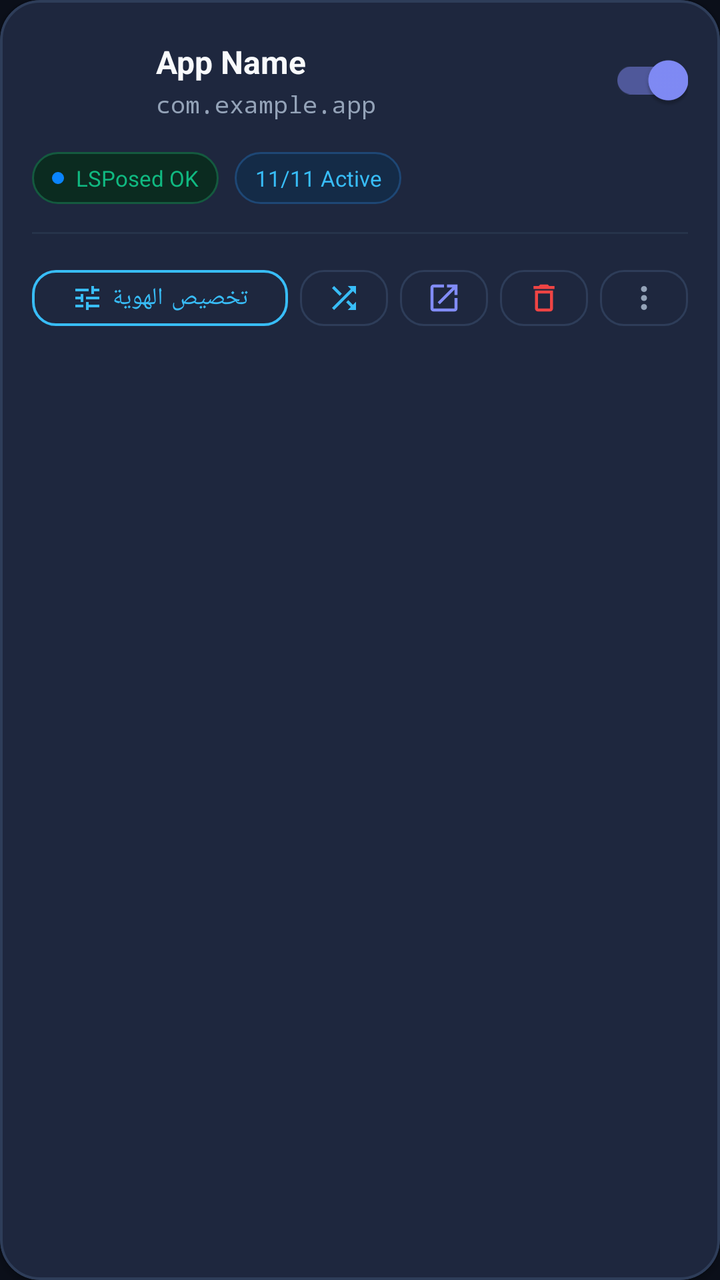
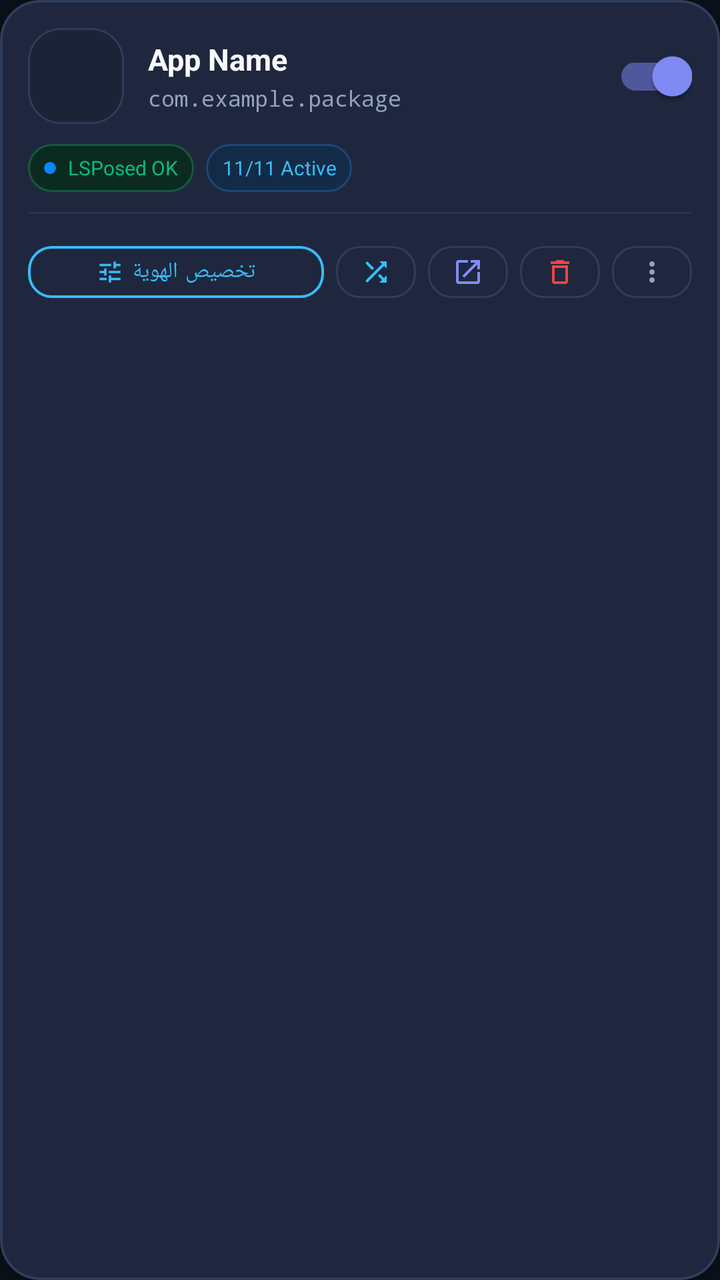

An Android layout rendered at two revisions. The XML below is the earlier revision; the diff shows what the commit changed to produce the second picture.
<!-- AndroidManifest.xml: application theme Theme.DeviceResetSpoofer -->
<!-- res/layout/item_target_app.xml -->
<?xml version="1.0" encoding="utf-8"?>
<com.google.android.material.card.MaterialCardView
    xmlns:android="http://schemas.android.com/apk/res/android"
    xmlns:app="http://schemas.android.com/apk/res-auto"
    android:layout_width="match_parent"
    android:layout_height="wrap_content"
    android:layout_marginStart="14dp"
    android:layout_marginEnd="14dp"
    android:layout_marginTop="6dp"
    android:layout_marginBottom="8dp"
    android:clickable="true"
    android:focusable="true"
    android:foreground="?android:attr/selectableItemBackground"
    app:cardBackgroundColor="@color/surface_card"
    app:cardCornerRadius="20dp"
    app:cardElevation="2dp"
    app:strokeColor="@color/card_stroke"
    app:strokeWidth="1.2dp">

    <LinearLayout
        android:layout_width="match_parent"
        android:layout_height="wrap_content"
        android:orientation="vertical"
        android:padding="16dp">

        
        <LinearLayout
            android:layout_width="match_parent"
            android:layout_height="wrap_content"
            android:orientation="horizontal"
            android:gravity="center_vertical">

            <ImageView
                android:id="@+id/iv_app_icon"
                android:layout_width="48dp"
                android:layout_height="48dp"
                android:scaleType="fitCenter"
                android:contentDescription="@string/app_name"
                android:layout_marginEnd="14dp"/>

            <LinearLayout
                android:layout_width="0dp"
                android:layout_height="wrap_content"
                android:layout_weight="1"
                android:orientation="vertical">

                <TextView
                    android:id="@+id/tv_app_name"
                    android:layout_width="match_parent"
                    android:layout_height="wrap_content"
                    android:textColor="@color/text_primary"
                    android:textSize="16sp"
                    android:textStyle="bold"
                    android:maxLines="1"
                    android:ellipsize="end"
                    android:text="App Name"/>

                <TextView
                    android:id="@+id/tv_app_package"
                    android:layout_width="match_parent"
                    android:layout_height="wrap_content"
                    android:textColor="@color/text_secondary"
                    android:textSize="12sp"
                    android:fontFamily="monospace"
                    android:maxLines="1"
                    android:ellipsize="end"
                    android:layout_marginTop="2dp"
                    android:text="com.example.app"/>
            </LinearLayout>

            <com.google.android.material.switchmaterial.SwitchMaterial
                android:id="@+id/switch_spoof_enable"
                android:layout_width="wrap_content"
                android:layout_height="wrap_content"
                android:checked="true"/>
        </LinearLayout>

        
        <LinearLayout
            android:id="@+id/layout_tags_row"
            android:layout_width="match_parent"
            android:layout_height="wrap_content"
            android:orientation="horizontal"
            android:gravity="center_vertical"
            android:layout_marginTop="12dp">

            
            <LinearLayout
                android:id="@+id/container_scope_badge"
                android:layout_width="wrap_content"
                android:layout_height="26dp"
                android:background="@drawable/bg_badge_pill_green"
                android:orientation="horizontal"
                android:gravity="center_vertical"
                android:paddingStart="10dp"
                android:paddingEnd="10dp"
                android:layout_marginEnd="8dp">

                <View
                    android:id="@+id/view_scope_dot"
                    android:layout_width="6dp"
                    android:layout_height="6dp"
                    android:background="@drawable/status_dot"
                    android:layout_marginEnd="6dp"/>

                <TextView
                    android:id="@+id/tv_scope_status"
                    android:layout_width="wrap_content"
                    android:layout_height="wrap_content"
                    android:textColor="@color/accent_green"
                    android:textSize="11sp"
                    android:text="LSPosed OK"/>
            </LinearLayout>

            
            <TextView
                android:id="@+id/tv_active_items_summary"
                android:layout_width="wrap_content"
                android:layout_height="26dp"
                android:background="@drawable/bg_badge_pill"
                android:gravity="center"
                android:paddingStart="10dp"
                android:paddingEnd="10dp"
                android:textColor="@color/primary"
                android:textSize="11sp"
                android:singleLine="true"
                android:text="11/11 Active"/>
        </LinearLayout>

        
        <View
            android:layout_width="match_parent"
            android:layout_height="1dp"
            android:background="@color/divider"
            android:layout_marginTop="14dp"
            android:layout_marginBottom="12dp"/>

        
        <LinearLayout
            android:layout_width="match_parent"
            android:layout_height="wrap_content"
            android:orientation="horizontal"
            android:gravity="center_vertical">

            
            <com.google.android.material.button.MaterialButton
                android:id="@+id/btn_customize_items"
                style="@style/Widget.MaterialComponents.Button.OutlinedButton"
                android:layout_width="0dp"
                android:layout_height="40dp"
                android:layout_weight="1"
                android:text="@string/customize_spoof"
                android:textSize="12sp"
                android:textColor="@color/primary"
                app:icon="@drawable/ic_tune"
                app:iconTint="@color/primary"
                app:iconSize="16dp"
                app:iconGravity="textStart"
                app:strokeColor="@color/primary"
                app:strokeWidth="1.2dp"
                app:cornerRadius="12dp"
                android:paddingLeft="6dp"
                android:paddingRight="6dp"
                android:layout_marginEnd="6dp"/>

            
            <com.google.android.material.button.MaterialButton
                android:id="@+id/btn_quick_random"
                style="@style/Widget.MaterialComponents.Button.OutlinedButton"
                android:layout_width="44dp"
                android:layout_height="40dp"
                app:icon="@drawable/ic_shuffle"
                app:iconTint="@color/primary"
                app:iconSize="18dp"
                app:iconGravity="textStart"
                app:iconPadding="0dp"
                android:padding="0dp"
                app:strokeColor="@color/card_stroke"
                app:strokeWidth="1dp"
                app:cornerRadius="12dp"
                android:contentDescription="@string/randomize_selected"
                android:layout_marginEnd="6dp"/>

            
            <com.google.android.material.button.MaterialButton
                android:id="@+id/btn_launch_app"
                style="@style/Widget.MaterialComponents.Button.OutlinedButton"
                android:layout_width="44dp"
                android:layout_height="40dp"
                app:icon="@drawable/ic_launch"
                app:iconTint="@color/secondary"
                app:iconSize="18dp"
                app:iconGravity="textStart"
                app:iconPadding="0dp"
                android:padding="0dp"
                app:strokeColor="@color/card_stroke"
                app:strokeWidth="1dp"
                app:cornerRadius="12dp"
                android:contentDescription="@string/launch_app"
                android:layout_marginEnd="6dp"/>

            
            <com.google.android.material.button.MaterialButton
                android:id="@+id/btn_delete_app"
                style="@style/Widget.MaterialComponents.Button.OutlinedButton"
                android:layout_width="44dp"
                android:layout_height="40dp"
                app:icon="@drawable/ic_delete"
                app:iconTint="@color/accent_red"
                app:iconSize="18dp"
                app:iconGravity="textStart"
                app:iconPadding="0dp"
                android:padding="0dp"
                app:strokeColor="@color/card_stroke"
                app:strokeWidth="1dp"
                app:cornerRadius="12dp"
                android:contentDescription="@string/remove_target"
                android:layout_marginEnd="6dp"/>

            
            <com.google.android.material.button.MaterialButton
                android:id="@+id/btn_more_menu"
                style="@style/Widget.MaterialComponents.Button.OutlinedButton"
                android:layout_width="44dp"
                android:layout_height="40dp"
                app:icon="@drawable/ic_more"
                app:iconTint="@color/text_secondary"
                app:iconSize="18dp"
                app:iconGravity="textStart"
                app:iconPadding="0dp"
                android:padding="0dp"
                app:strokeColor="@color/card_stroke"
                app:strokeWidth="1dp"
                app:cornerRadius="12dp"
                android:contentDescription="Options"/>
        </LinearLayout>

    </LinearLayout>
</com.google.android.material.card.MaterialCardView>
<!-- resources referenced by this layout -->
<resources>
  <color name="accent_green">#10B981</color>
  <color name="accent_red">#EF4444</color>
  <color name="card_stroke">#2E3D59</color>
  <color name="divider">#26334A</color>
  <color name="primary">#38BDF8</color>
  <color name="secondary">#818CF8</color>
  <color name="surface_card">#1E273E</color>
  <color name="text_primary">#F8FAFC</color>
  <color name="text_secondary">#94A3B8</color>
  <!-- drawable bg_badge_pill (drawable) -->
  <?xml version="1.0" encoding="utf-8"?>
  <shape xmlns:android="http://schemas.android.com/apk/res/android"
      android:shape="rectangle">
      <solid android:color="#142B47"/>
      <corners android:radius="16dp"/>
      <stroke
          android:width="1dp"
          android:color="#1E4775"/>
  </shape>
  <!-- drawable bg_badge_pill_green (drawable) -->
  <?xml version="1.0" encoding="utf-8"?>
  <shape xmlns:android="http://schemas.android.com/apk/res/android"
      android:shape="rectangle">
      <solid android:color="#0B2B20"/>
      <corners android:radius="16dp"/>
      <stroke
          android:width="1dp"
          android:color="#145A3F"/>
  </shape>
  <!-- drawable ic_delete (drawable) -->
  <vector xmlns:android="http://schemas.android.com/apk/res/android"
      android:width="24dp"
      android:height="24dp"
      android:viewportWidth="24"
      android:viewportHeight="24">
      <path
          android:fillColor="#FFFFFFFF"
          android:pathData="M16,9v10H8V9h8m-1.5,-6h-5l-1,1H5v2h14V4h-3.5l-1,-1zM18,7H6v12c0,1.1 0.9,2 2,2h8c1.1,0 2,-0.9 2,-2V7z"/>
  </vector>
  <!-- drawable ic_launch (drawable) -->
  <vector xmlns:android="http://schemas.android.com/apk/res/android"
      android:width="24dp"
      android:height="24dp"
      android:viewportWidth="24"
      android:viewportHeight="24">
      <path
          android:fillColor="#FFFFFFFF"
          android:pathData="M19,19H5V5h7V3H5c-1.11,0 -2,0.9 -2,2v14c0,1.1 0.89,2 2,2h14c1.1,0 2,-0.9 2,-2v-7h-2v7zM14,3v2h3.59l-9.83,9.83 1.41,1.41L19,6.41V10h2V3h-7z"/>
  </vector>
  <!-- drawable ic_more (drawable) -->
  <vector xmlns:android="http://schemas.android.com/apk/res/android"
      android:width="24dp"
      android:height="24dp"
      android:viewportWidth="24"
      android:viewportHeight="24">
    <path
        android:fillColor="#FFFFFFFF"
        android:pathData="M12,8c1.1,0 2,-0.9 2,-2s-0.9,-2 -2,-2 -2,0.9 -2,2 0.9,2 2,2zM12,10c-1.1,0 -2,0.9 -2,2s0.9,2 2,2 2,-0.9 2,-2 -0.9,-2 -2,-2zM12,16c-1.1,0 -2,0.9 -2,2s0.9,2 2,2 2,-0.9 2,-2 -0.9,-2 -2,-2z"/>
  </vector>
  <!-- drawable ic_tune (drawable) -->
  <vector xmlns:android="http://schemas.android.com/apk/res/android"
      android:width="24dp"
      android:height="24dp"
      android:viewportWidth="24"
      android:viewportHeight="24">
      <path
          android:fillColor="#FFFFFFFF"
          android:pathData="M3,17v2h6v-2H3zM3,5v2h10V5H3zm10,16v-2h8v-2h-8v-2h-2v6h2zM7,9v2H3v2h4v2h2V9H7zm14,4v-2H11v2h10zm-6,-4h2V7h4V5h-4V3h-2v6z"/>
  </vector>
  <!-- drawable status_dot (drawable) -->
  <?xml version="1.0" encoding="utf-8"?>
  <shape xmlns:android="http://schemas.android.com/apk/res/android"
      android:shape="oval">
      <solid android:color="#FF0A84FF"/>
  </shape>
  <string name="app_name">DeviceReset Spoofer</string>
  <string name="customize_spoof">تخصيص الهوية</string>
  <string name="launch_app">تشغيل</string>
  <string name="randomize_selected">توليد المحدد</string>
  <string name="remove_target">إزالة</string>
  <color name="primary_dark">#0284C7</color>
  <color name="background">#0B0F19</color>
  <color name="secondary_container">#312E81</color>
  <color name="white">#FFFFFF</color>
  <color name="surface">#151C2C</color>
  <!-- unchanged entries left out for length: 2 -->
</resources>

<!-- the commit's change to res/layout/item_target_app.xml (unified diff, before → after) -->
@@ -4,10 +4,7 @@
     xmlns:app="http://schemas.android.com/apk/res-auto"
     android:layout_width="match_parent"
     android:layout_height="wrap_content"
-    android:layout_marginStart="14dp"
-    android:layout_marginEnd="14dp"
-    android:layout_marginTop="6dp"
-    android:layout_marginBottom="8dp"
+    android:layout_marginBottom="10dp"
     android:clickable="true"
     android:focusable="true"
     android:foreground="?android:attr/selectableItemBackground"
@@ -21,7 +18,7 @@
         android:layout_width="match_parent"
         android:layout_height="wrap_content"
         android:orientation="vertical"
-        android:padding="16dp">
+        android:padding="14dp">
 
         
         <LinearLayout
@@ -30,13 +27,21 @@
             android:orientation="horizontal"
             android:gravity="center_vertical">
 
-            <ImageView
-                android:id="@+id/iv_app_icon"
+            
+            <FrameLayout
                 android:layout_width="48dp"
                 android:layout_height="48dp"
-                android:scaleType="fitCenter"
-                android:contentDescription="@string/app_name"
-                android:layout_marginEnd="14dp"/>
+                android:background="@drawable/bg_squircle_icon"
+                android:layout_marginEnd="12dp">
+
+                <ImageView
+                    android:id="@+id/iv_app_icon"
+                    android:layout_width="40dp"
+                    android:layout_height="40dp"
+                    android:layout_gravity="center"
+                    android:scaleType="fitCenter"
+                    android:contentDescription="@string/app_name"/>
+            </FrameLayout>
 
             <LinearLayout
                 android:layout_width="0dp"
@@ -49,7 +54,7 @@
                     android:layout_width="match_parent"
                     android:layout_height="wrap_content"
                     android:textColor="@color/text_primary"
-                    android:textSize="16sp"
+                    android:textSize="15sp"
                     android:textStyle="bold"
                     android:maxLines="1"
                     android:ellipsize="end"
@@ -60,12 +65,12 @@
                     android:layout_width="match_parent"
                     android:layout_height="wrap_content"
                     android:textColor="@color/text_secondary"
-                    android:textSize="12sp"
+                    android:textSize="11sp"
                     android:fontFamily="monospace"
                     android:maxLines="1"
                     android:ellipsize="end"
                     android:layout_marginTop="2dp"
-                    android:text="com.example.app"/>
+                    android:text="com.example.package"/>
             </LinearLayout>
 
             <com.google.android.material.switchmaterial.SwitchMaterial
@@ -82,19 +87,18 @@
             android:layout_height="wrap_content"
             android:orientation="horizontal"
             android:gravity="center_vertical"
-            android:layout_marginTop="12dp">
-
-            
+            android:layout_marginTop="10dp">
+
             <LinearLayout
                 android:id="@+id/container_scope_badge"
                 android:layout_width="wrap_content"
-                android:layout_height="26dp"
+                android:layout_height="24dp"
                 android:background="@drawable/bg_badge_pill_green"
                 android:orientation="horizontal"
                 android:gravity="center_vertical"
-                android:paddingStart="10dp"
-                android:paddingEnd="10dp"
-                android:layout_marginEnd="8dp">
+                android:paddingStart="8dp"
+                android:paddingEnd="8dp"
+                android:layout_marginEnd="6dp">
 
                 <View
                     android:id="@+id/view_scope_dot"
@@ -108,21 +112,20 @@
                     android:layout_width="wrap_content"
                     android:layout_height="wrap_content"
                     android:textColor="@color/accent_green"
-                    android:textSize="11sp"
+                    android:textSize="10sp"
                     android:text="LSPosed OK"/>
             </LinearLayout>
 
-            
             <TextView
                 android:id="@+id/tv_active_items_summary"
                 android:layout_width="wrap_content"
-                android:layout_height="26dp"
+                android:layout_height="24dp"
                 android:background="@drawable/bg_badge_pill"
                 android:gravity="center"
-                android:paddingStart="10dp"
-                android:paddingEnd="10dp"
+                android:paddingStart="8dp"
+                android:paddingEnd="8dp"
                 android:textColor="@color/primary"
-                android:textSize="11sp"
+                android:textSize="10sp"
                 android:singleLine="true"
                 android:text="11/11 Active"/>
         </LinearLayout>
@@ -132,8 +135,8 @@
             android:layout_width="match_parent"
             android:layout_height="1dp"
             android:background="@color/divider"
-            android:layout_marginTop="14dp"
-            android:layout_marginBottom="12dp"/>
+            android:layout_marginTop="10dp"
+            android:layout_marginBottom="10dp"/>
 
         
         <LinearLayout
@@ -147,31 +150,31 @@
                 android:id="@+id/btn_customize_items"
                 style="@style/Widget.MaterialComponents.Button.OutlinedButton"
                 android:layout_width="0dp"
-                android:layout_height="40dp"
+                android:layout_height="38dp"
                 android:layout_weight="1"
                 android:text="@string/customize_spoof"
-                android:textSize="12sp"
+                android:textSize="11sp"
                 android:textColor="@color/primary"
                 app:icon="@drawable/ic_tune"
                 app:iconTint="@color/primary"
-                app:iconSize="16dp"
+                app:iconSize="14dp"
                 app:iconGravity="textStart"
                 app:strokeColor="@color/primary"
                 app:strokeWidth="1.2dp"
                 app:cornerRadius="12dp"
-                android:paddingLeft="6dp"
-                android:paddingRight="6dp"
+                android:paddingStart="6dp"
+                android:paddingEnd="6dp"
                 android:layout_marginEnd="6dp"/>
 
             
             <com.google.android.material.button.MaterialButton
                 android:id="@+id/btn_quick_random"
                 style="@style/Widget.MaterialComponents.Button.OutlinedButton"
-                android:layout_width="44dp"
-                android:layout_height="40dp"
+                android:layout_width="40dp"
+                android:layout_height="38dp"
                 app:icon="@drawable/ic_shuffle"
                 app:iconTint="@color/primary"
-                app:iconSize="18dp"
+                app:iconSize="16dp"
                 app:iconGravity="textStart"
                 app:iconPadding="0dp"
                 android:padding="0dp"
@@ -185,11 +188,11 @@
             <com.google.android.material.button.MaterialButton
                 android:id="@+id/btn_launch_app"
                 style="@style/Widget.MaterialComponents.Button.OutlinedButton"
-                android:layout_width="44dp"
-                android:layout_height="40dp"
+                android:layout_width="40dp"
+                android:layout_height="38dp"
                 app:icon="@drawable/ic_launch"
                 app:iconTint="@color/secondary"
-                app:iconSize="18dp"
+                app:iconSize="16dp"
                 app:iconGravity="textStart"
                 app:iconPadding="0dp"
                 android:padding="0dp"
@@ -203,11 +206,11 @@
             <com.google.android.material.button.MaterialButton
                 android:id="@+id/btn_delete_app"
                 style="@style/Widget.MaterialComponents.Button.OutlinedButton"
-                android:layout_width="44dp"
-                android:layout_height="40dp"
+                android:layout_width="40dp"
+                android:layout_height="38dp"
                 app:icon="@drawable/ic_delete"
                 app:iconTint="@color/accent_red"
-                app:iconSize="18dp"
+                app:iconSize="16dp"
                 app:iconGravity="textStart"
                 app:iconPadding="0dp"
                 android:padding="0dp"
@@ -221,18 +224,18 @@
             <com.google.android.material.button.MaterialButton
                 android:id="@+id/btn_more_menu"
                 style="@style/Widget.MaterialComponents.Button.OutlinedButton"
-                android:layout_width="44dp"
-                android:layout_height="40dp"
+                android:layout_width="40dp"
+                android:layout_height="38dp"
                 app:icon="@drawable/ic_more"
                 app:iconTint="@color/text_secondary"
-                app:iconSize="18dp"
-                app:iconGravity="textStart"
-                app:iconPadding="0dp"
-                android:padding="0dp"
-                app:strokeColor="@color/card_stroke"
-                app:strokeWidth="1dp"
-                app:cornerRadius="12dp"
-                android:contentDescription="Options"/>
+                app:iconSize="16dp"
+                app:iconGravity="textStart"
+                app:iconPadding="0dp"
+                android:padding="0dp"
+                app:strokeColor="@color/card_stroke"
+                app:strokeWidth="1dp"
+                app:cornerRadius="12dp"
+                android:contentDescription="More"/>
         </LinearLayout>
 
     </LinearLayout>
<!-- resource entries referenced after the edit -->
@@ -28,6 +28,16 @@
       <stroke
           android:width="1dp"
           android:color="#145A3F"/>
+  </shape>
+  <!-- drawable bg_squircle_icon (drawable) -->
+  <?xml version="1.0" encoding="utf-8"?>
+  <shape xmlns:android="http://schemas.android.com/apk/res/android"
+      android:shape="rectangle">
+      <solid android:color="#1A2436"/>
+      <corners android:radius="16dp"/>
+      <stroke
+          android:width="1dp"
+          android:color="#2C3D5A"/>
   </shape>
   <!-- drawable ic_delete (drawable) -->
   <vector xmlns:android="http://schemas.android.com/apk/res/android"
